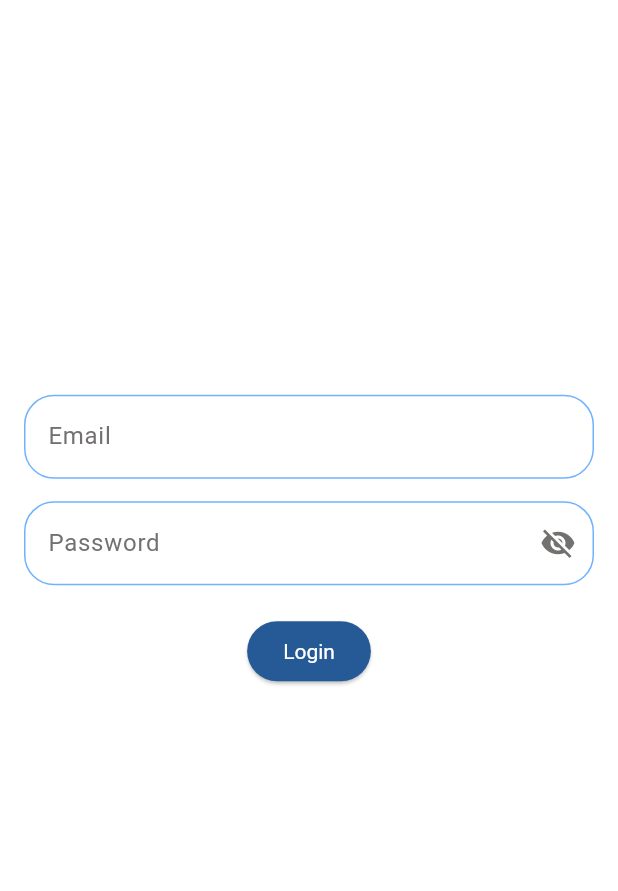
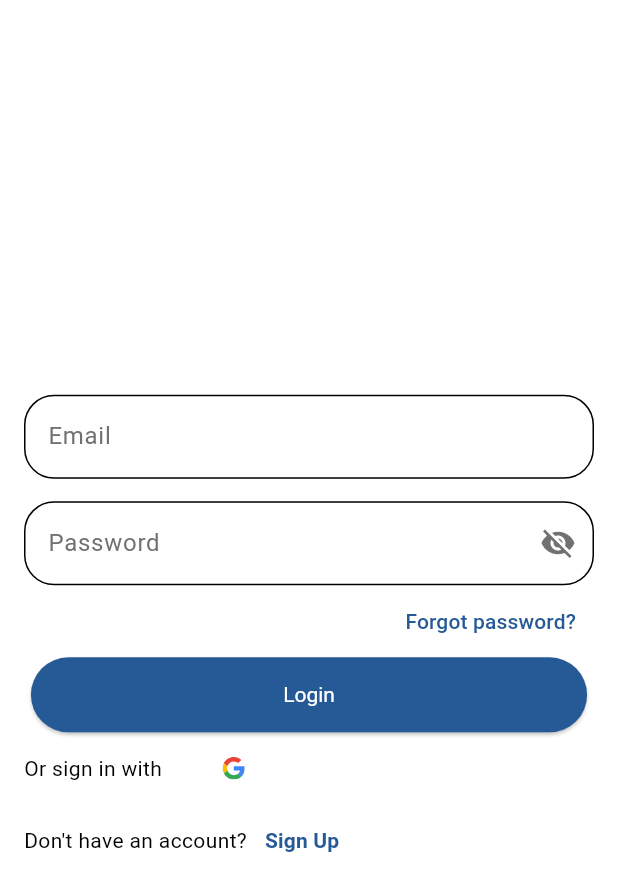
Before and after one commit to ellabek-web/loan_tracker, a Flutter app: the LoginScreen screen opened by its route, on a phone screen of 412 x 824 dp. Shown: the top 891 px of the screen. Run offline on Flutter 3.47's test engine with Material 3 defaults, Android fonts, the phone set to English and light mode, and no system bars; our stand-ins replace cloud_firestore, firebase_auth, firebase_core, firebase_storage, flutter_signin_button, flutter_svg and 2 more; accounts and stored records are empty.

Commit message:
the second commit

```diff
--- a/lib/routing/app_router.dart
+++ b/lib/routing/app_router.dart
@@ -2,6 +2,7 @@ import 'package:flutter/material.dart';
 import 'package:go_router/go_router.dart';
 import 'package:loan_tracker/screens/home_page.dart';
 import 'package:loan_tracker/screens/login_page.dart';
+import 'package:loan_tracker/screens/signUp_page.dart';
 import 'package:loan_tracker/screens/splash';
 
 final GoRouter appRouter =GoRouter(
@@ -18,7 +19,10 @@ final GoRouter appRouter =GoRouter(
     GoRoute(path: '/home',
     name: 'home',
     builder: (context, state) => const HomePage(),),
-
+// /SignUpPage
+ GoRoute(path: '/SignUpPage',
+    name: 'SignUpPage',
+    builder: (context, state) => const SignUpPage(),),
 
   ]
   );
--- a/lib/routing/route_names.dart
+++ b/lib/routing/route_names.dart
@@ -2,4 +2,5 @@ class RouteNames {
   static const String splash='/';
   static const String home='/home';
   static const String login='/login';
+  static const String signUp ='/SignUpPage';
 }
--- a/lib/screens/login_page.dart
+++ b/lib/screens/login_page.dart
@@ -3,6 +3,8 @@ import 'package:flutter/material.dart';
 import 'package:provider/provider.dart';
 import '../../providers/auth_provider.dart';
 import 'package:go_router/go_router.dart';
+import 'package:flutter_signin_button/flutter_signin_button.dart';
+import 'package:flutter_svg/flutter_svg.dart';
 
 class LoginScreen extends StatefulWidget {
   const LoginScreen({super.key});
@@ -25,11 +27,11 @@ class _LoginScreenState extends State<LoginScreen> {
         emailController.text.trim(),
         passwordController.text.trim(),
       );
-      if (mounted) context.go('login'); // or goNamed('home')
+      if (mounted) context.go('/home'); // or goNamed('home')
     } catch (e) {
-      ScaffoldMessenger.of(context).showSnackBar(SnackBar(
-        content: Text("Login failed: ${e.toString()}"),
-      ));
+      ScaffoldMessenger.of(
+        context,
+      ).showSnackBar(SnackBar(content: Text("Login failed: ${e.toString()}")));
     } finally {
       setState(() => isLoading = false);
     }
@@ -68,7 +70,9 @@ Widget build(BuildContext context) {
                     ),
                     suffixIcon: IconButton(
                       icon: Icon(
-                      _obscurePassword ? Icons.visibility_off : Icons.visibility,
+                        _obscurePassword
+                            ? Icons.visibility_off
+                            : Icons.visibility,
                       ),
                       onPressed: () {
                         setState(() {
@@ -78,14 +82,64 @@ Widget build(BuildContext context) {
                     ),
                   ),
                 ),
-
-              const SizedBox(height: 20),
+                Align(
+                  alignment: Alignment.centerRight,
+                  child: TextButton(
+                    onPressed: () {
+                      // TODO: Navigate to forgot password screen or handle logic
+                    },
+                    child: const Text(
+                      "Forgot password?",
+                      style: TextStyle(
+                        // color: Color(0xFF265A97), // Optional: match your button theme color
+                        // fontWeight: FontWeight.w500,
+                      ),
+                    ),
+                  ),
+                ),
+                // const SizedBox(height: 20),
                 isLoading
                     ? const CircularProgressIndicator()
                     : ElevatedButton(
+                      style: ElevatedButton.styleFrom(
+                        minimumSize: Size(width * 0.9, 50),
+                      ),
                       onPressed: handleLogin,
                       child: const Text("Login"),
                     ),
+                Row(
+                  children: [
+                    Text("Or sign in with "),
+                    MaterialButton(
+                      onPressed: () {},
+                      child: SvgPicture.asset(
+                        'assets/images/google2.svg',
+                        height: 15,
+                        width: 15,
+                      ),
+                    ),
+                  ],
+                ),
+
+                Row(
+               // mainAxisAlignment: MainAxisAlignment.center,
+                children: [
+                  const Text("Don't have an account?"),
+                  TextButton(
+                    onPressed: () {
+                      context.goNamed('SignUpPage');
+                    },
+                    child: const Text(
+                      "Sign Up",
+                      style: TextStyle(
+                        fontWeight: FontWeight.bold,
+                        //color: Colors.blue, // Customize color
+                      ),
+                    ),
+                  ),
+                ],
+              )
+
               ],
             ),
           ),
@@ -93,6 +147,4 @@ Widget build(BuildContext context) {
       ),
     );
   }
-
-
 }
--- a/pubspec.yaml
+++ b/pubspec.yaml
@@ -39,6 +39,10 @@ dependencies:
   firebase_core: ^3.13.0
   firebase_auth: ^5.5.3
   provider: ^6.1.5
+  flutter_signin_button: ^2.0.0
+  image_picker: ^1.1.2
+  cloud_firestore: ^5.6.7
+  firebase_storage: ^12.4.5
 
 dev_dependencies:
   flutter_test:
```
Also changed, not shown: lib/core/theme/app_theme.dart (+38 -41 lines), lib/providers/auth_provider.dart (+39 -5 lines), lib/screens/signUp_page.dart (added, +202 -0 lines), assets/images/Goole1.png (added), assets/images/google.png (added), assets/images/google2.svg (added), pubspec.lock, 5 other files. Lines whose indentation alone changed are shown as unchanged.
